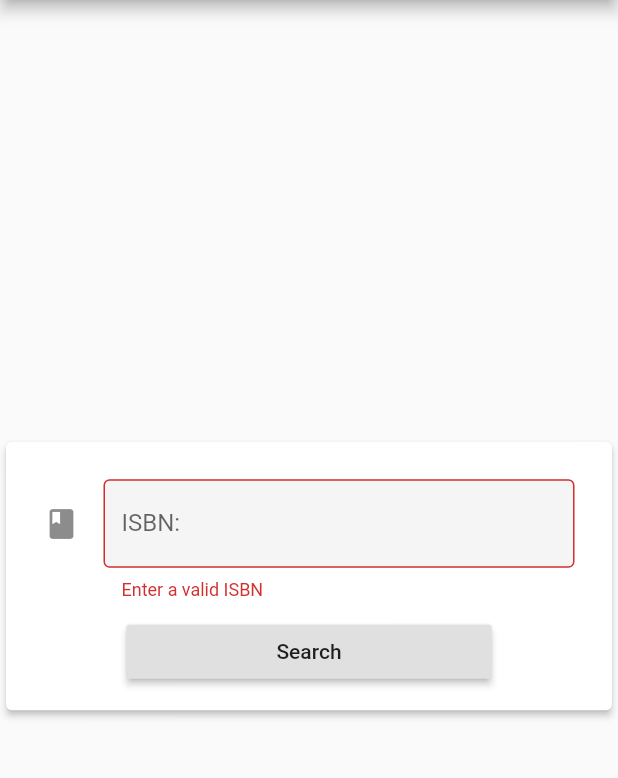
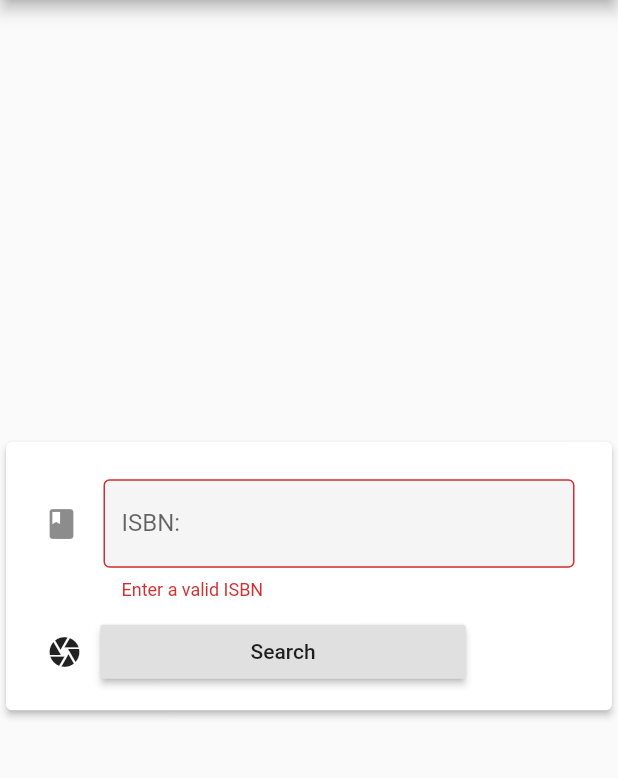
Before and after one commit to nate601/rapere-librum-frontend, a Flutter app: the screen it shows after launch, on a phone screen of 412 x 824 dp, the part 84-862 px from its top. Run offline on Flutter 3.47's test engine with Material 2 defaults, Android fonts, the phone set to English and light mode, and no system bars; our stand-ins replace bloc, equatable, flutter_bloc.

Commit message:
Add camera iconButton

```diff
--- a/lib/components/IsbnForm.dart
+++ b/lib/components/IsbnForm.dart
@@ -43,6 +43,12 @@ class _IsbnFormState extends State<IsbnForm> {
                     controller: _isbnController,
                   ),
                 ),
+                Row(
+                  children: <Widget>[
+                    IconButton(
+                      icon: Icon(Icons.camera),
+                      onPressed: _searchByCamera,
+                    ),
                     RaisedButton(
                       child: Text(
                         "Search",
@@ -51,6 +57,8 @@ class _IsbnFormState extends State<IsbnForm> {
                       padding: EdgeInsets.symmetric(
                         horizontal: 100,
                       ),
+                    ),
+                  ],
                 ),
               ],
             ),
@@ -72,4 +80,6 @@ class _IsbnFormState extends State<IsbnForm> {
       print("Invalid Isbn");
     }
   }
+
+  void _searchByCamera() {}
 }
```
Lines whose indentation alone changed are shown as unchanged.
